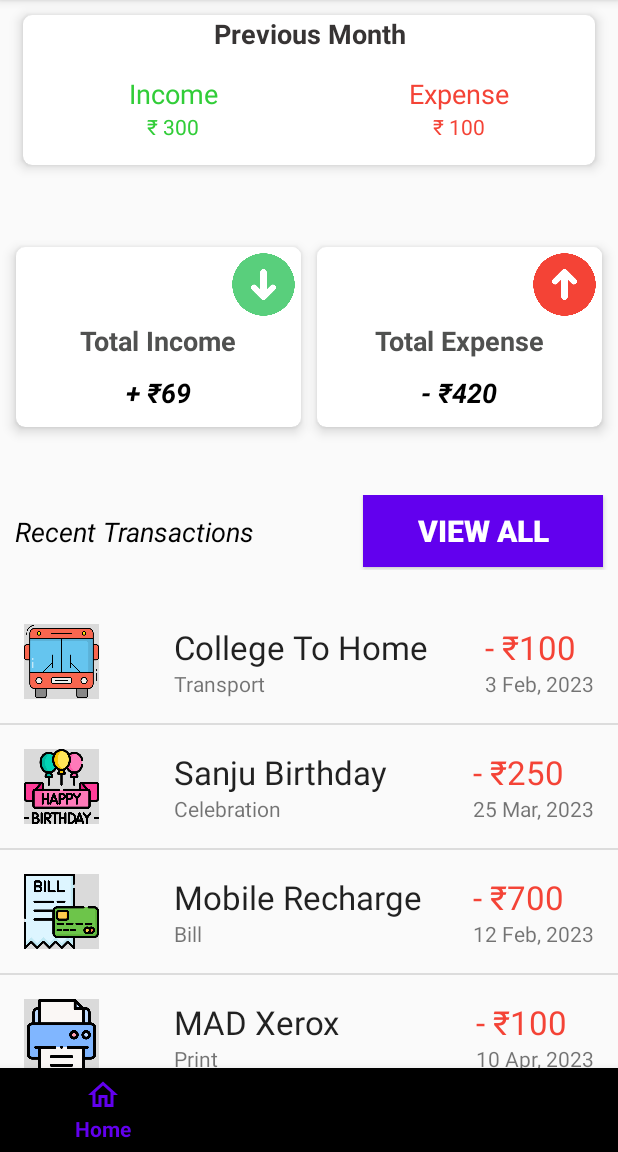
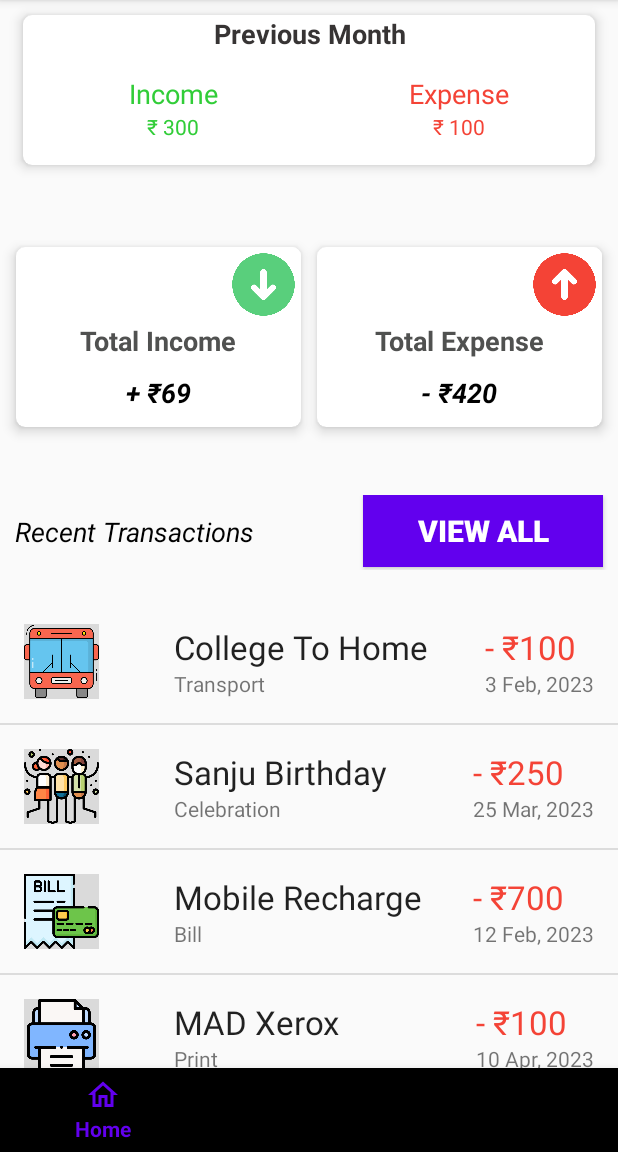
Before and after one commit to Suthar-Naresh/Android-Project, an Android app: the screen it shows after launch (MainActivity), on a phone screen of 412 x 824 dp, the part 84-1236 px from its top. Run offline under Robolectric (Android 15) with nearby library versions, the phone set to English and light mode, and no system bars.

```diff
--- a/app/src/main/java/com/mad/expensetracker/HomeFragment.java
+++ b/app/src/main/java/com/mad/expensetracker/HomeFragment.java
@@ -104,13 +104,12 @@ public class HomeFragment extends Fragment {
 
 //        Adding data to list
         expenseRowList.add(new SingleRecentCardRow("College To Home","Transport","- ₹100","3 Feb, 2023",R.drawable.transport));
-        expenseRowList.add(new SingleRecentCardRow("Sanju Birthday","Celebration","- ₹250","25 Mar, 2023",R.drawable.birthday));
+        expenseRowList.add(new SingleRecentCardRow("Sanju Birthday","Celebration","- ₹250","25 Mar, 2023",R.drawable.celebration));
         expenseRowList.add(new SingleRecentCardRow("Mobile Recharge","Bill","- ₹700","12 Feb, 2023",R.drawable.bill));
         expenseRowList.add(new SingleRecentCardRow("MAD Xerox","Print","- ₹100","10 Apr, 2023",R.drawable.print));
         expenseRowList.add(new SingleRecentCardRow("Subway","Snacks","- ₹120","27 Jan, 2023",R.drawable.snack));
         expenseRowList.add(new SingleRecentCardRow("New Charger","Shopping","- ₹400","21 Feb, 2023",R.drawable.shopping));
         expenseRowList.add(new SingleRecentCardRow("Coffee","Drinks","- ₹20","22 Feb, 2023",R.drawable.chai_coffee));
-
 
         DividerItemDecoration divider = new DividerItemDecoration(context, DividerItemDecoration.VERTICAL);
         recyclerView.addItemDecoration(divider);
```
Also changed, not shown: app/src/main/res/drawable/celebration.png (added).
